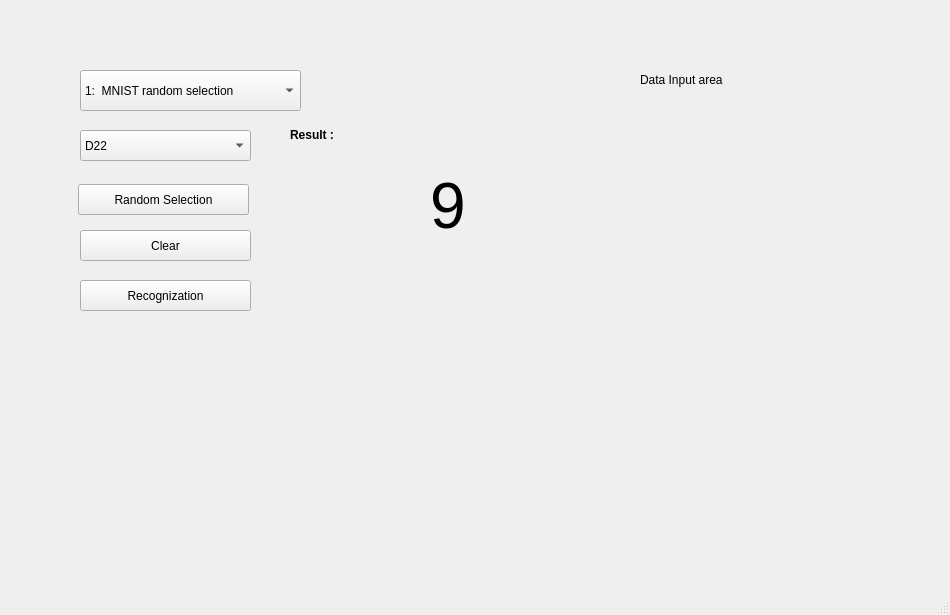
Old version of the form src/ui/main_window.ui in the repository junyuan-fang/NumberRecognition.
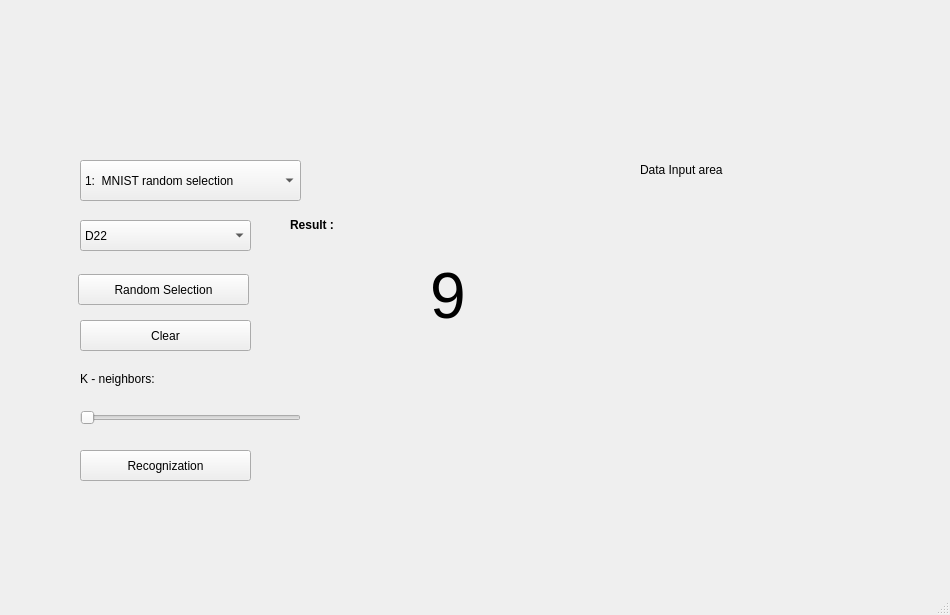
New version of the form.

```diff
--- a/src/ui/main_window.ui
+++ b/src/ui/main_window.ui
@@ -18,7 +18,7 @@
     <property name="geometry">
      <rect>
       <x>80</x>
-      <y>70</y>
+      <y>160</y>
       <width>221</width>
       <height>41</height>
      </rect>
@@ -33,7 +33,7 @@
     <property name="geometry">
      <rect>
       <x>640</x>
-      <y>70</y>
+      <y>160</y>
       <width>131</width>
       <height>20</height>
      </rect>
@@ -46,7 +46,7 @@
     <property name="geometry">
      <rect>
       <x>80</x>
-      <y>130</y>
+      <y>220</y>
       <width>171</width>
       <height>31</height>
      </rect>
@@ -66,7 +66,7 @@
     <property name="geometry">
      <rect>
       <x>78</x>
-      <y>184</y>
+      <y>274</y>
       <width>171</width>
       <height>31</height>
      </rect>
@@ -79,7 +79,7 @@
     <property name="geometry">
      <rect>
       <x>80</x>
-      <y>230</y>
+      <y>320</y>
       <width>171</width>
       <height>31</height>
      </rect>
@@ -92,7 +92,7 @@
     <property name="geometry">
      <rect>
       <x>80</x>
-      <y>280</y>
+      <y>450</y>
       <width>171</width>
       <height>31</height>
      </rect>
@@ -105,7 +105,7 @@
     <property name="geometry">
      <rect>
       <x>640</x>
-      <y>90</y>
+      <y>180</y>
       <width>221</width>
       <height>221</height>
      </rect>
@@ -132,7 +132,7 @@
     <property name="geometry">
      <rect>
       <x>290</x>
-      <y>110</y>
+      <y>200</y>
       <width>91</width>
       <height>51</height>
      </rect>
@@ -145,7 +145,7 @@
     <property name="geometry">
      <rect>
       <x>430</x>
-      <y>140</y>
+      <y>230</y>
       <width>91</width>
       <height>131</height>
      </rect>
@@ -159,6 +159,32 @@
      <string>9</string>
     </property>
    </widget>
+   <widget class="QSlider" name="k">
+    <property name="geometry">
+     <rect>
+      <x>80</x>
+      <y>410</y>
+      <width>221</width>
+      <height>16</height>
+     </rect>
+    </property>
+    <property name="orientation">
+     <enum>Qt::Horizontal</enum>
+    </property>
+   </widget>
+   <widget class="QLabel" name="label">
+    <property name="geometry">
+     <rect>
+      <x>80</x>
+      <y>370</y>
+      <width>131</width>
+      <height>17</height>
+     </rect>
+    </property>
+    <property name="text">
+     <string>K - neighbors:</string>
+    </property>
+   </widget>
   </widget>
   <widget class="QStatusBar" name="statusbar"/>
  </widget>
```
